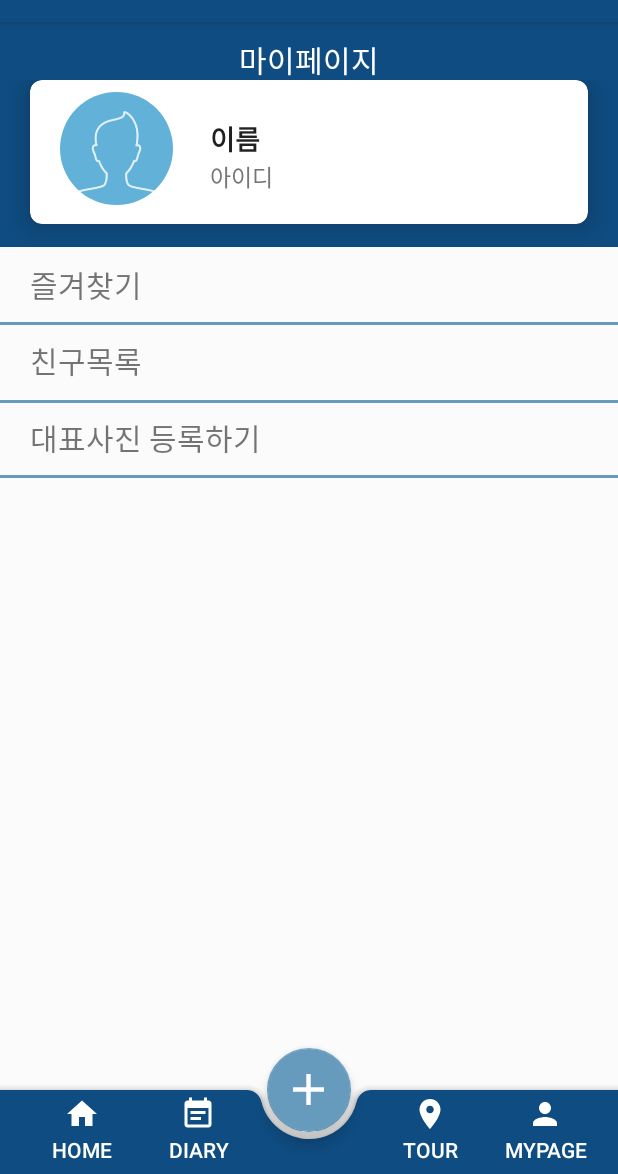
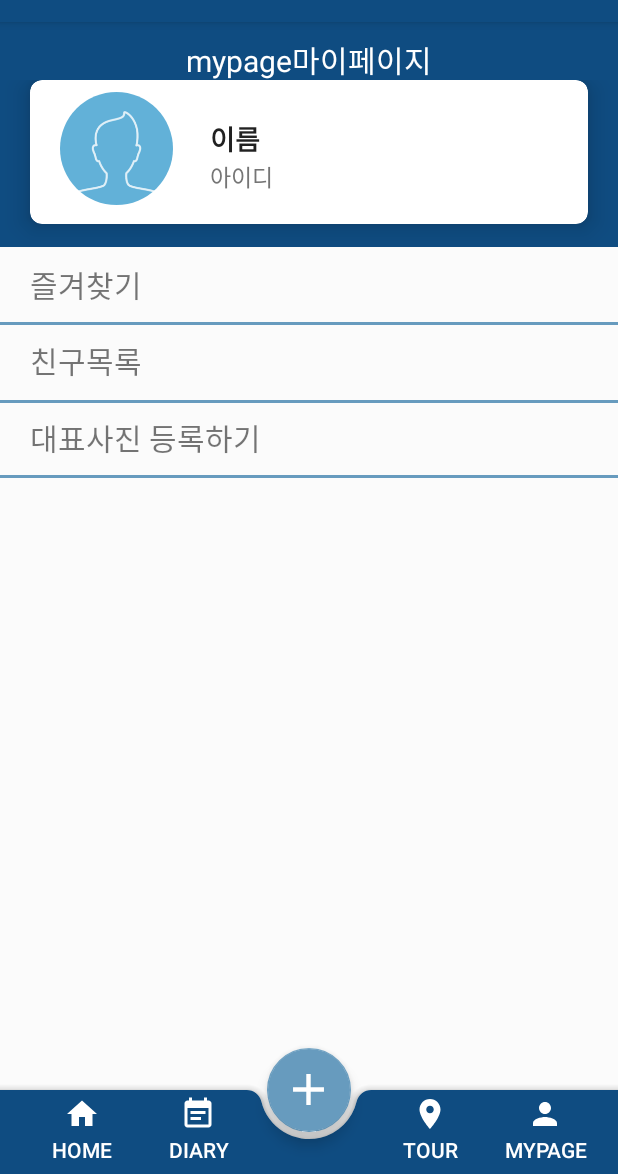
Before and after one commit to applejuice8382/capstone2, an Android app: the screen it shows after launch (MainActivity), on a phone screen of 412 x 824 dp, the part 62-1236 px from its top. Run offline under Robolectric (Android 15) with nearby library versions, the phone set to English and light mode, and no system bars; plain views replace RoundedImageView.

Commit message:
마이페이지를 mypage마이페이지로 수정

```diff
--- a/app/src/main/res/layout/mypage.xml
+++ b/app/src/main/res/layout/mypage.xml
@@ -22,7 +22,7 @@
             android:layout_height="wrap_content"
             android:gravity="center"
             android:paddingTop="10dp"
-            android:text="마이페이지"
+            android:text="mypage마이페이지"
             android:textColor="@color/colorWhite"
             android:textSize="20sp"
             app:layout_constraintTop_toTopOf="parent" />
```
